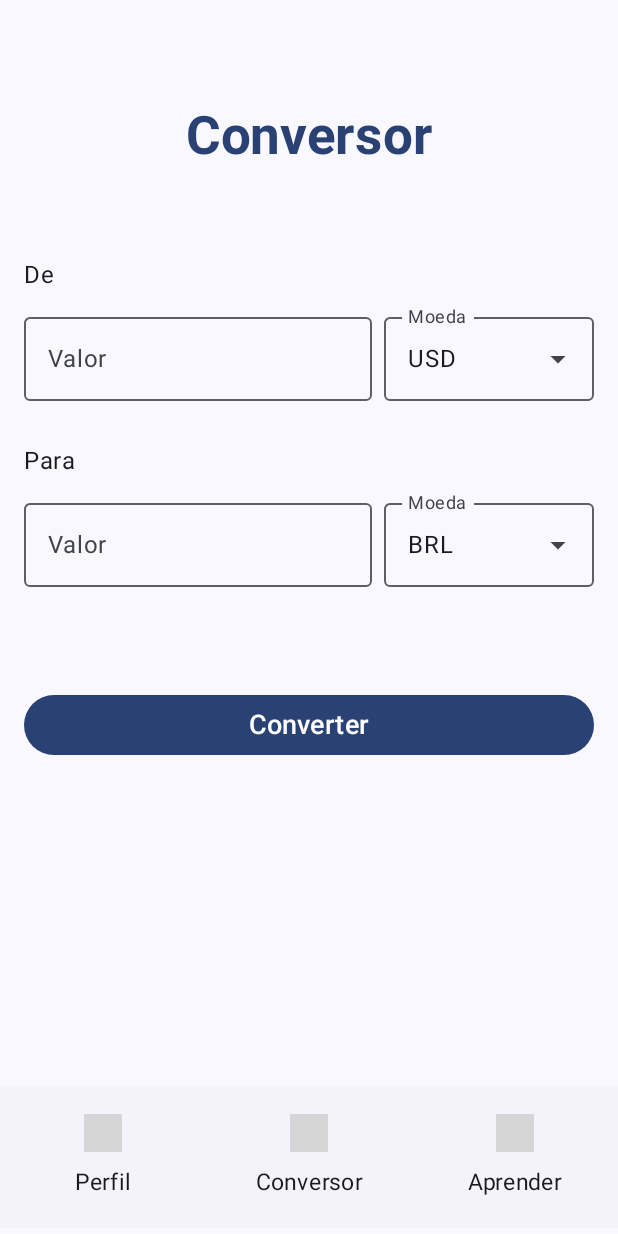
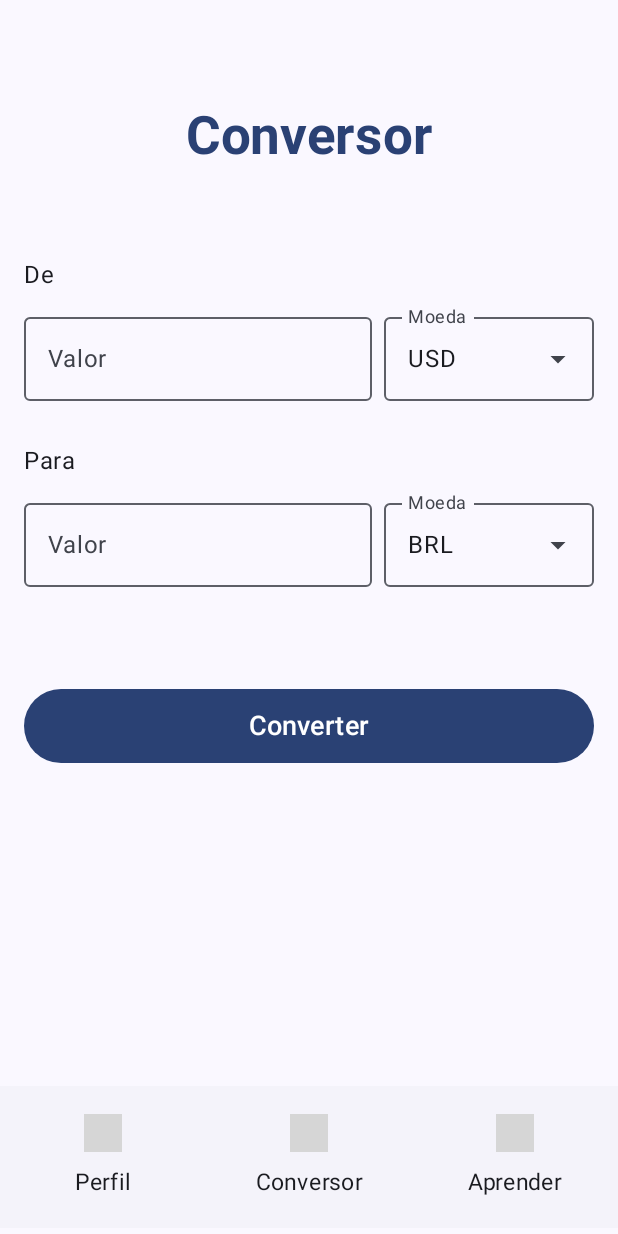
Before and after one commit to joaomelara/financed, an Android app built with Jetpack Compose: the Conversor screen opened through its navigation route, on a phone screen of 412 x 824 dp. Run offline under Robolectric (Android 15) with nearby library versions, the light colour scheme and no system bars; libraries missing offline, so code that uses them is left out: com.mikepenz.iconics; 1 statement that could not run was skipped; grey boxes are pictures that could not be loaded.

Commit message:
Improved button appearance a bit more

```diff
--- a/app/src/main/java/com/example/financeseducation/screens/Converter.kt
+++ b/app/src/main/java/com/example/financeseducation/screens/Converter.kt
@@ -226,7 +226,7 @@ fun Converter(navController: NavController) {
                     }
                 }
             }) {
-                Text(fontSize =  18.sp,text = "Converter")
+                Text(fontSize =  18.sp, modifier = Modifier.padding(vertical = 6.dp) ,text = "Converter")
             }
         }
 
```
